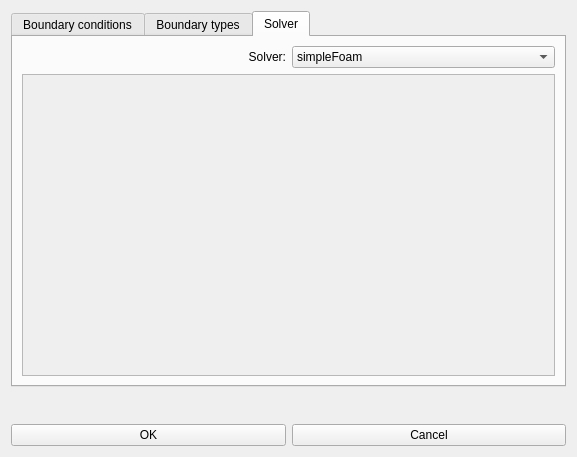
Before: the Qt Designer form src/guieditboundaryconditions.ui in enGits/engrid, drawn with Qt 5.
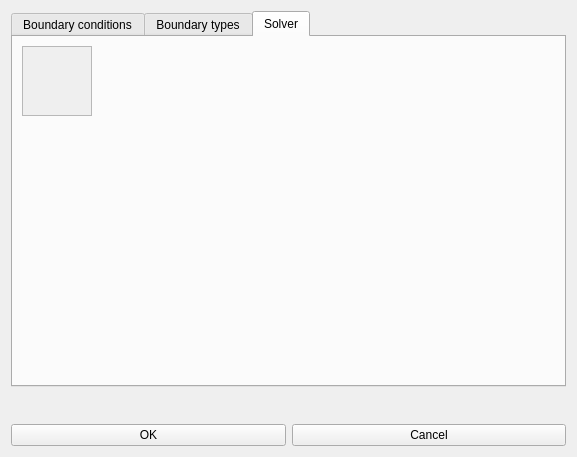
After: the same form once the commit is applied. Icons and pictures are not drawn. Custom widgets are drawn as their Qt base class.

Commit message: -Added class MultiPageWidget -Changed GuiEditBoundaryConditions -Added templates for rhoSimpleFoam solver

```diff
--- a/src/guieditboundaryconditions.ui
+++ b/src/guieditboundaryconditions.ui
@@ -122,44 +122,65 @@
        <string>Solver</string>
       </attribute>
       <layout class="QGridLayout" name="gridLayout_2" >
-       <item row="0" column="0" >
-        <widget class="QLabel" name="label_2" >
-         <property name="text" >
-          <string>Solver:</string>
-         </property>
-         <property name="alignment" >
-          <set>Qt::AlignRight|Qt::AlignTrailing|Qt::AlignVCenter</set>
-         </property>
-        </widget>
-       </item>
-       <item row="0" column="1" >
-        <widget class="QComboBox" name="comboBox_Solver" >
-         <item>
-          <property name="text" >
-           <string>simpleFoam</string>
+       <item row="1" column="0" >
+        <widget class="MultiPageWidget" name="multipagewidget_Solver" >
+         <widget class="QWidget" name="page" >
+          <property name="windowTitle" >
+           <string>Kerrigan</string>
           </property>
-         </item>
-         <item>
-          <property name="text" >
+          <layout class="QVBoxLayout" name="verticalLayout_4" >
+           <item>
+            <widget class="QScrollArea" name="scrollArea" >
+             <property name="widgetResizable" >
+              <bool>true</bool>
+             </property>
+             <widget class="QWidget" name="scrollAreaWidgetContents" >
+              <property name="geometry" >
+               <rect>
+                <x>0</x>
+                <y>0</y>
+                <width>497</width>
+                <height>245</height>
+               </rect>
+              </property>
+              <layout class="QVBoxLayout" name="verticalLayout_7" >
+               <item>
+                <layout class="QVBoxLayout" name="verticalLayout_simpleFoam" />
+               </item>
+              </layout>
+             </widget>
+            </widget>
+           </item>
+          </layout>
+         </widget>
+         <widget class="QWidget" name="page_2" >
+          <property name="windowTitle" >
            <string>rhoSimpleFoam</string>
           </property>
-         </item>
-        </widget>
-       </item>
-       <item row="1" column="0" colspan="2" >
-        <widget class="QScrollArea" name="scrollArea_Solver" >
-         <property name="widgetResizable" >
-          <bool>true</bool>
-         </property>
-         <widget class="QWidget" name="scrollAreaWidgetContents" >
-          <property name="geometry" >
-           <rect>
-            <x>0</x>
-            <y>0</y>
-            <width>533</width>
-            <height>281</height>
-           </rect>
-          </property>
+          <layout class="QVBoxLayout" name="verticalLayout_5" >
+           <item>
+            <widget class="QScrollArea" name="scrollArea_2" >
+             <property name="widgetResizable" >
+              <bool>true</bool>
+             </property>
+             <widget class="QWidget" name="scrollAreaWidgetContents_2" >
+              <property name="geometry" >
+               <rect>
+                <x>0</x>
+                <y>0</y>
+                <width>96</width>
+                <height>26</height>
+               </rect>
+              </property>
+              <layout class="QVBoxLayout" name="verticalLayout_9" >
+               <item>
+                <layout class="QVBoxLayout" name="verticalLayout_rhoSimpleFoam" />
+               </item>
+              </layout>
+             </widget>
+            </widget>
+           </item>
+          </layout>
          </widget>
         </widget>
        </item>
@@ -206,6 +227,15 @@
    </item>
   </layout>
  </widget>
+ <customwidgets>
+  <customwidget>
+   <class>MultiPageWidget</class>
+   <extends>QWidget</extends>
+   <header>multipagewidget.h</header>
+   <addpagemethod>addPage</addpagemethod>
+   <container>1</container>
+  </customwidget>
+ </customwidgets>
  <resources>
   <include location="engrid.qrc" />
  </resources>
```
The commit also changes 9 other files.
